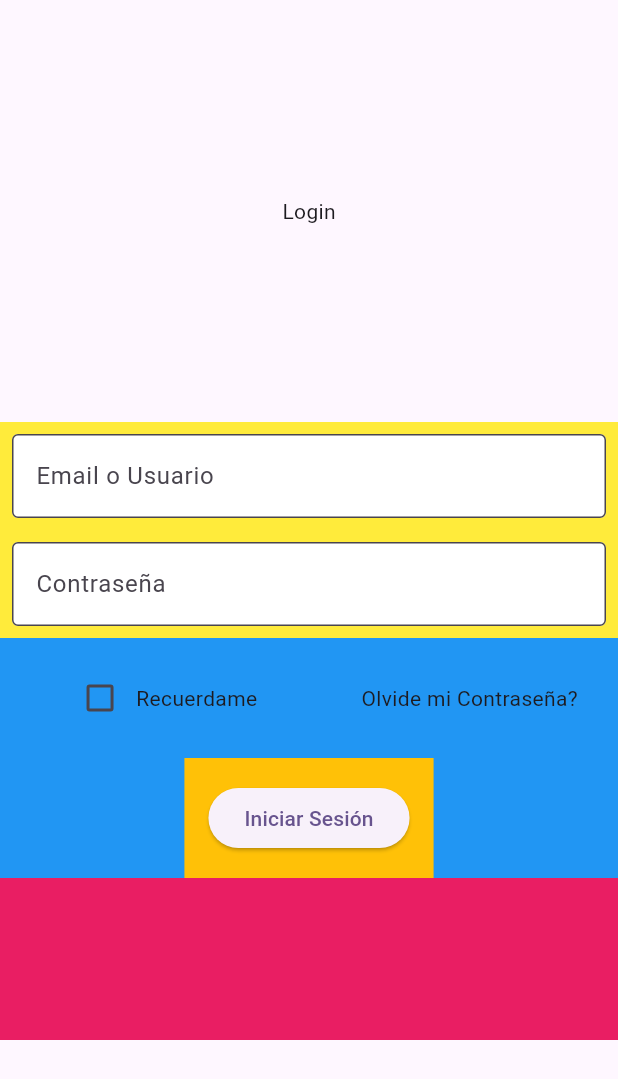
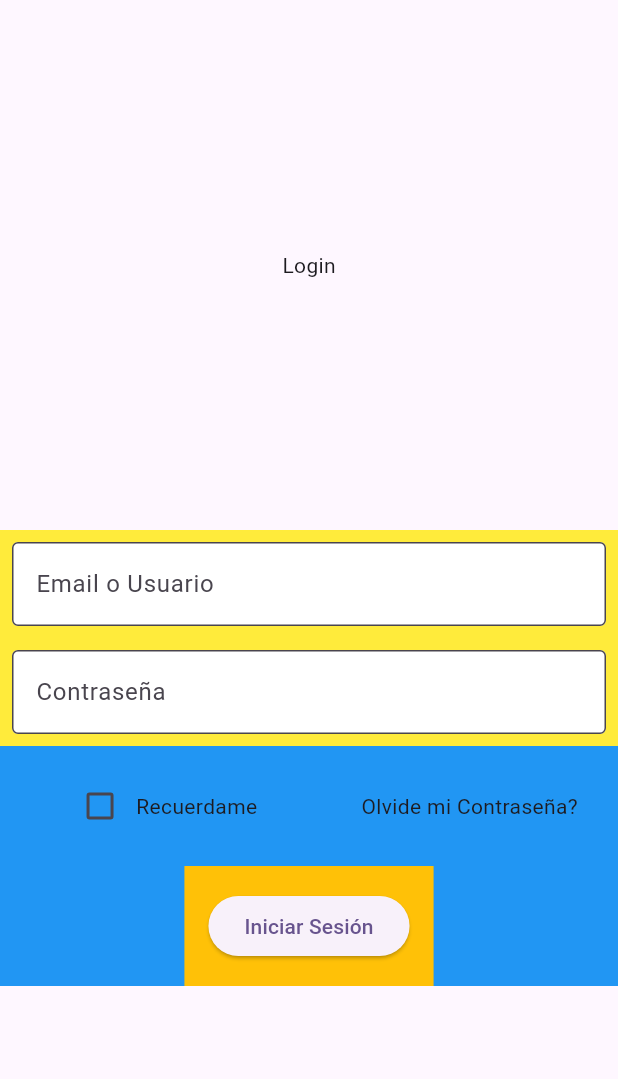
Before and after one commit to jberdugocesar/banca_creditos_app, a Flutter app: the screen it shows after launch, after a tap on "Login", on a phone screen of 412 x 824 dp. Shown: the top 1079 px of the screen. Run offline on Flutter 3.47's test engine with Material 3 defaults, Android fonts, the light colour scheme and no system bars; our stand-ins replace get, loggy, modal_bottom_sheet, persistent_bottom_nav_bar; missing offline and left inert: excel.

Commit message:
removed unnecesary container in login

```diff
--- a/lib/ui/pages/login.dart
+++ b/lib/ui/pages/login.dart
@@ -18,10 +18,7 @@ class LoginPage extends StatelessWidget {
           mainAxisSize: MainAxisSize.max,
           children: [
             const Text("Login"),
-            Container(
-              height: MediaQuery.of(context).size.height * 0.5,
-              color: Colors.red,
-              child: MyForm(
+            MyForm(
               texts: text,
               hintTexts: hintTextList,
               buttonText: "Iniciar Sesión",
@@ -34,7 +31,6 @@ class LoginPage extends StatelessWidget {
                   Text("Olvide mi Contraseña?")
                 ],
               ),
-              ),
             )
           ],
         ),
```
Lines whose indentation alone changed are shown as unchanged.
